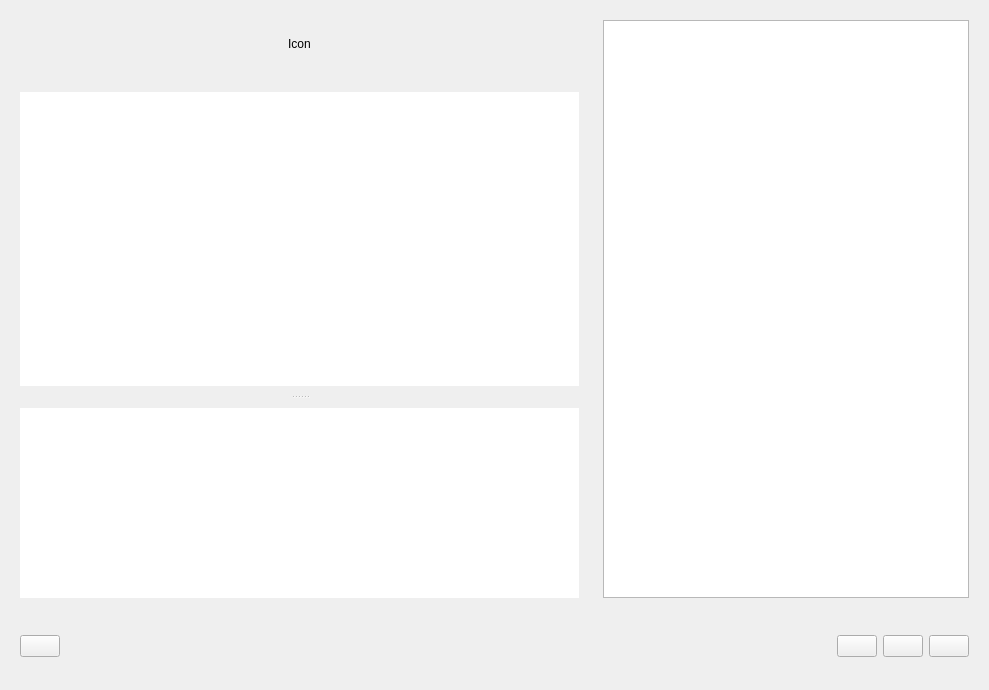
First picture: the form in UI/shopping_list.ui, repository juvarlet/a_table, before the edit.
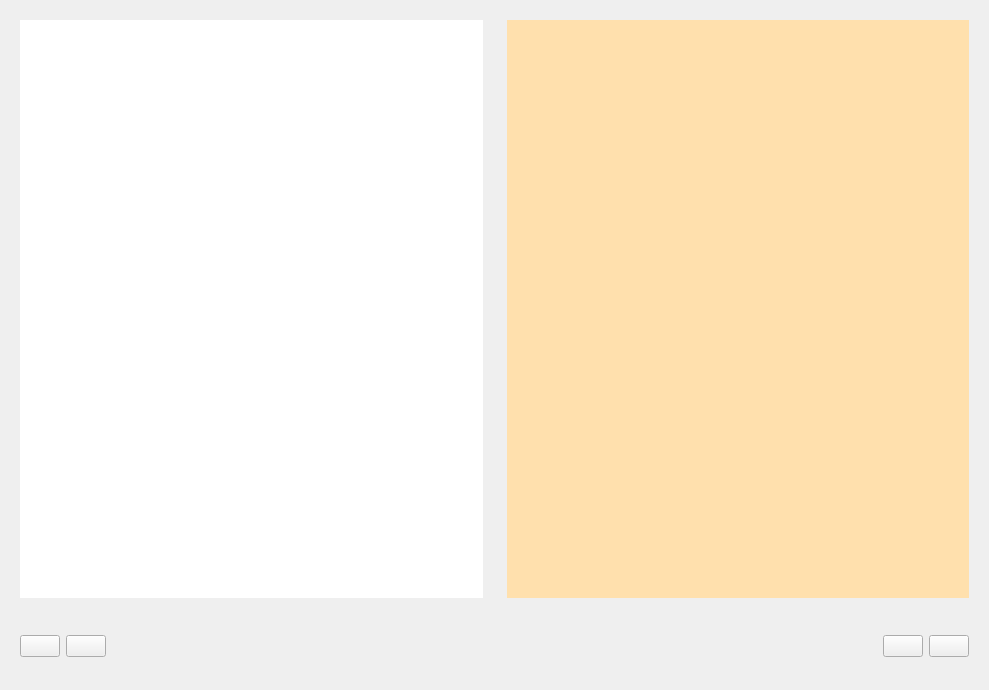
Second picture: the form after the edit. Icons and pictures are not drawn.

Patch:
```diff
--- a/UI/shopping_list.ui
+++ b/UI/shopping_list.ui
@@ -13,23 +13,18 @@
   <property name="windowTitle">
    <string>Form</string>
   </property>
+  <property name="styleSheet">
+   <string notr="true">QTableWidget{
+	background-color:#ffe0ad
+}</string>
+  </property>
   <layout class="QGridLayout" name="gridLayout">
-   <item row="1" column="0">
-    <widget class="QSplitter" name="splitter">
-     <property name="sizePolicy">
-      <sizepolicy hsizetype="Preferred" vsizetype="Expanding">
-       <horstretch>60</horstretch>
-       <verstretch>80</verstretch>
-      </sizepolicy>
-     </property>
-     <property name="orientation">
-      <enum>Qt::Vertical</enum>
-     </property>
+   <item row="0" column="0">
      <widget class="QFrame" name="frame">
       <property name="sizePolicy">
        <sizepolicy hsizetype="Preferred" vsizetype="Preferred">
-        <horstretch>0</horstretch>
-        <verstretch>60</verstretch>
+       <horstretch>50</horstretch>
+       <verstretch>90</verstretch>
        </sizepolicy>
       </property>
       <property name="frameShape">
@@ -48,11 +43,13 @@
        </item>
       </layout>
      </widget>
-     <widget class="QFrame" name="frame_3">
+   </item>
+   <item row="0" column="1">
+    <widget class="QFrame" name="frame_4">
       <property name="sizePolicy">
        <sizepolicy hsizetype="Preferred" vsizetype="Preferred">
-        <horstretch>0</horstretch>
-        <verstretch>40</verstretch>
+       <horstretch>50</horstretch>
+       <verstretch>90</verstretch>
        </sizepolicy>
       </property>
       <property name="frameShape">
@@ -61,19 +58,30 @@
       <property name="frameShadow">
        <enum>QFrame::Raised</enum>
       </property>
-      <layout class="QGridLayout" name="gridLayout_5">
+     <layout class="QGridLayout" name="gridLayout_6">
        <item row="0" column="0">
-        <widget class="QListWidget" name="listWidget">
+       <widget class="QTableWidget" name="tW_link_menus">
          <property name="frameShape">
           <enum>QFrame::NoFrame</enum>
          </property>
+        <property name="showGrid">
+         <bool>false</bool>
+        </property>
+        <property name="gridStyle">
+         <enum>Qt::NoPen</enum>
+        </property>
+        <attribute name="horizontalHeaderVisible">
+         <bool>false</bool>
+        </attribute>
+        <attribute name="verticalHeaderVisible">
+         <bool>false</bool>
+        </attribute>
         </widget>
        </item>
       </layout>
      </widget>
-    </widget>
    </item>
-   <item row="2" column="0" colspan="2">
+   <item row="1" column="0" colspan="2">
     <widget class="QFrame" name="frame_actions">
      <property name="sizePolicy">
       <sizepolicy hsizetype="Preferred" vsizetype="Preferred">
@@ -105,7 +113,41 @@
         </property>
        </widget>
       </item>
-      <item row="0" column="1">
+      <item row="0" column="0">
+       <widget class="QPushButton" name="pB_sort">
+        <property name="text">
+         <string/>
+        </property>
+        <property name="icon">
+         <iconset>
+          <normaloff>images/icon_filter_LD.png</normaloff>images/icon_filter_LD.png</iconset>
+        </property>
+        <property name="iconSize">
+         <size>
+          <width>50</width>
+          <height>50</height>
+         </size>
+        </property>
+       </widget>
+      </item>
+      <item row="0" column="5">
+       <widget class="QPushButton" name="pB_send">
+        <property name="text">
+         <string/>
+        </property>
+        <property name="icon">
+         <iconset>
+          <normaloff>images/icon_send.png</normaloff>images/icon_send.png</iconset>
+        </property>
+        <property name="iconSize">
+         <size>
+          <width>50</width>
+          <height>50</height>
+         </size>
+        </property>
+       </widget>
+      </item>
+      <item row="0" column="2">
        <spacer name="horizontalSpacer">
         <property name="orientation">
          <enum>Qt::Horizontal</enum>
@@ -118,7 +160,7 @@
         </property>
        </spacer>
       </item>
-      <item row="0" column="2">
+      <item row="0" column="1">
        <widget class="QPushButton" name="pB_reset">
         <property name="text">
          <string/>
@@ -134,89 +176,6 @@
          </size>
         </property>
        </widget>
-      </item>
-      <item row="0" column="4">
-       <widget class="QPushButton" name="pB_send">
-        <property name="text">
-         <string/>
-        </property>
-        <property name="icon">
-         <iconset>
-          <normaloff>images/icon_send.png</normaloff>images/icon_send.png</iconset>
-        </property>
-        <property name="iconSize">
-         <size>
-          <width>50</width>
-          <height>50</height>
-         </size>
-        </property>
-       </widget>
-      </item>
-      <item row="0" column="0">
-       <widget class="QPushButton" name="pB_sort">
-        <property name="text">
-         <string/>
-        </property>
-        <property name="icon">
-         <iconset>
-          <normaloff>images/icon_filter_LD.png</normaloff>images/icon_filter_LD.png</iconset>
-        </property>
-        <property name="iconSize">
-         <size>
-          <width>50</width>
-          <height>50</height>
-         </size>
-        </property>
-       </widget>
-      </item>
-     </layout>
-    </widget>
-   </item>
-   <item row="0" column="0">
-    <widget class="QFrame" name="frame_2">
-     <property name="sizePolicy">
-      <sizepolicy hsizetype="Preferred" vsizetype="Preferred">
-       <horstretch>0</horstretch>
-       <verstretch>10</verstretch>
-      </sizepolicy>
-     </property>
-     <property name="frameShape">
-      <enum>QFrame::NoFrame</enum>
-     </property>
-     <property name="frameShadow">
-      <enum>QFrame::Raised</enum>
-     </property>
-     <layout class="QGridLayout" name="gridLayout_4">
-      <item row="0" column="0">
-       <widget class="QLabel" name="label_icon">
-        <property name="text">
-         <string>Icon</string>
-        </property>
-        <property name="alignment">
-         <set>Qt::AlignCenter</set>
-        </property>
-       </widget>
-      </item>
-     </layout>
-    </widget>
-   </item>
-   <item row="0" column="1" rowspan="2">
-    <widget class="QFrame" name="frame_4">
-     <property name="sizePolicy">
-      <sizepolicy hsizetype="Preferred" vsizetype="Preferred">
-       <horstretch>40</horstretch>
-       <verstretch>0</verstretch>
-      </sizepolicy>
-     </property>
-     <property name="frameShape">
-      <enum>QFrame::NoFrame</enum>
-     </property>
-     <property name="frameShadow">
-      <enum>QFrame::Raised</enum>
-     </property>
-     <layout class="QGridLayout" name="gridLayout_6">
-      <item row="0" column="0">
-       <widget class="QTableWidget" name="tW_link_menus"/>
       </item>
      </layout>
     </widget>
```
Left out of the diff: 2 changed lines with no effect on the pictures. Lines whose indentation alone changed are shown as unchanged.
